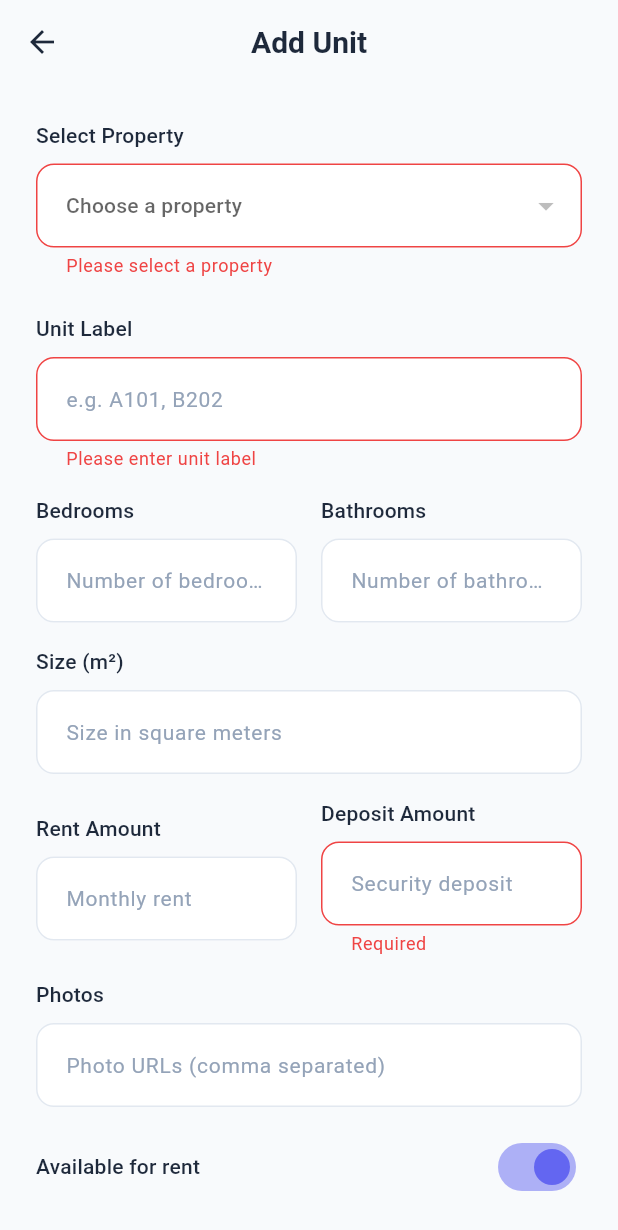
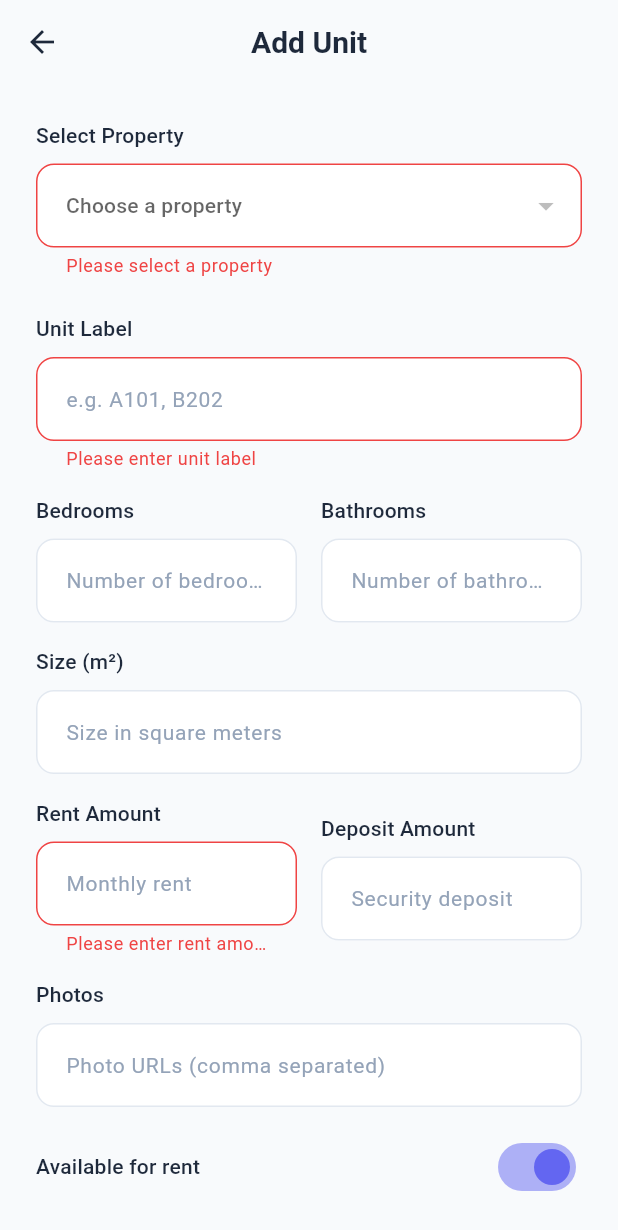
Before and after one commit to T4z4r/apex-mobile-app, a Flutter app: the AddUnitScreen screen opened directly, after a tap on "Add Unit", on a phone screen of 412 x 824 dp. Shown: the top 1230 px of the screen. Run offline on Flutter 3.47's test engine with Material 3 defaults, Android fonts, the phone set to English and light mode, and no system bars; our stand-ins replace fluttertoast, shared_preferences; accounts and stored records are empty.

Commit message:
fix: add unit

```diff
--- a/lib/screens/add_unit_screen.dart
+++ b/lib/screens/add_unit_screen.dart
@@ -61,17 +61,21 @@ class _AddUnitScreenState extends State<AddUnitScreen> {
                     fillColor: AppTheme.surfaceColor,
                     border: OutlineInputBorder(
                       borderRadius: BorderRadius.circular(12),
-                      borderSide: const BorderSide(color: AppTheme.dividerColor),
+                      borderSide:
+                          const BorderSide(color: AppTheme.dividerColor),
                     ),
                     enabledBorder: OutlineInputBorder(
                       borderRadius: BorderRadius.circular(12),
-                      borderSide: const BorderSide(color: AppTheme.dividerColor),
+                      borderSide:
+                          const BorderSide(color: AppTheme.dividerColor),
                     ),
                     focusedBorder: OutlineInputBorder(
                       borderRadius: BorderRadius.circular(12),
-                      borderSide: const BorderSide(color: AppTheme.primaryColor, width: 2),
+                      borderSide: const BorderSide(
+                          color: AppTheme.primaryColor, width: 2),
                     ),
-                    contentPadding: const EdgeInsets.symmetric(horizontal: 16, vertical: 16),
+                    contentPadding: const EdgeInsets.symmetric(
+                        horizontal: 16, vertical: 16),
                   ),
                   items: propertiesProvider.properties.map((property) {
                     return DropdownMenuItem<Property>(
@@ -114,7 +118,9 @@ class _AddUnitScreenState extends State<AddUnitScreen> {
                         controller: _bedroomsController,
                         keyboardType: TextInputType.number,
                         validator: (value) {
-                          if (value != null && value.isNotEmpty && int.tryParse(value) == null) {
+                          if (value != null &&
+                              value.isNotEmpty &&
+                              int.tryParse(value) == null) {
                             return 'Invalid number';
                           }
                           return null;
@@ -129,7 +135,9 @@ class _AddUnitScreenState extends State<AddUnitScreen> {
                         controller: _bathroomsController,
                         keyboardType: TextInputType.number,
                         validator: (value) {
-                          if (value != null && value.isNotEmpty && int.tryParse(value) == null) {
+                          if (value != null &&
+                              value.isNotEmpty &&
+                              int.tryParse(value) == null) {
                             return 'Invalid number';
                           }
                           return null;
@@ -155,7 +163,10 @@ class _AddUnitScreenState extends State<AddUnitScreen> {
                         controller: _rentAmountController,
                         keyboardType: TextInputType.number,
                         validator: (value) {
-                          if (value != null && value.isNotEmpty && double.tryParse(value) == null) {
+                          if (value == null || value.isEmpty) {
+                            return 'Please enter rent amount';
+                          }
+                          if (double.tryParse(value) == null) {
                             return 'Invalid amount';
                           }
                           return null;
@@ -170,10 +181,9 @@ class _AddUnitScreenState extends State<AddUnitScreen> {
                         controller: _depositAmountController,
                         keyboardType: TextInputType.number,
                         validator: (value) {
-                          if (value == null || value.isEmpty) {
-                            return 'Required';
-                          }
-                          if (double.tryParse(value) == null) {
+                          if (value != null &&
+                              value.isNotEmpty &&
+                              double.tryParse(value) == null) {
                             return 'Invalid amount';
                           }
                           return null;
@@ -254,12 +264,20 @@ class _AddUnitScreenState extends State<AddUnitScreen> {
 
     final unitData = {
       'unit_label': _unitLabelController.text,
-      'bedrooms': _bedroomsController.text.isNotEmpty ? int.parse(_bedroomsController.text) : null,
-      'bathrooms': _bathroomsController.text.isNotEmpty ? int.parse(_bathroomsController.text) : null,
-      'size_m2': _sizeM2Controller.text.isNotEmpty ? double.parse(_sizeM2Controller.text) : null,
+      'bedrooms': _bedroomsController.text.isNotEmpty
+          ? int.parse(_bedroomsController.text)
+          : null,
+      'bathrooms': _bathroomsController.text.isNotEmpty
+          ? int.parse(_bathroomsController.text)
+          : null,
+      'size_m2': _sizeM2Controller.text.isNotEmpty
+          ? double.parse(_sizeM2Controller.text)
+          : null,
       'rent_amount': double.parse(_rentAmountController.text),
-      'deposit_amount': _depositAmountController.text.isNotEmpty ? double.parse(_depositAmountController.text) : null,
-      'is_available': _isAvailable ? 1 : 0,
+      'deposit_amount': _depositAmountController.text.isNotEmpty
+          ? double.parse(_depositAmountController.text)
+          : null,
+      'is_available': _isAvailable,
       'photos': photos,
     };
 
```
